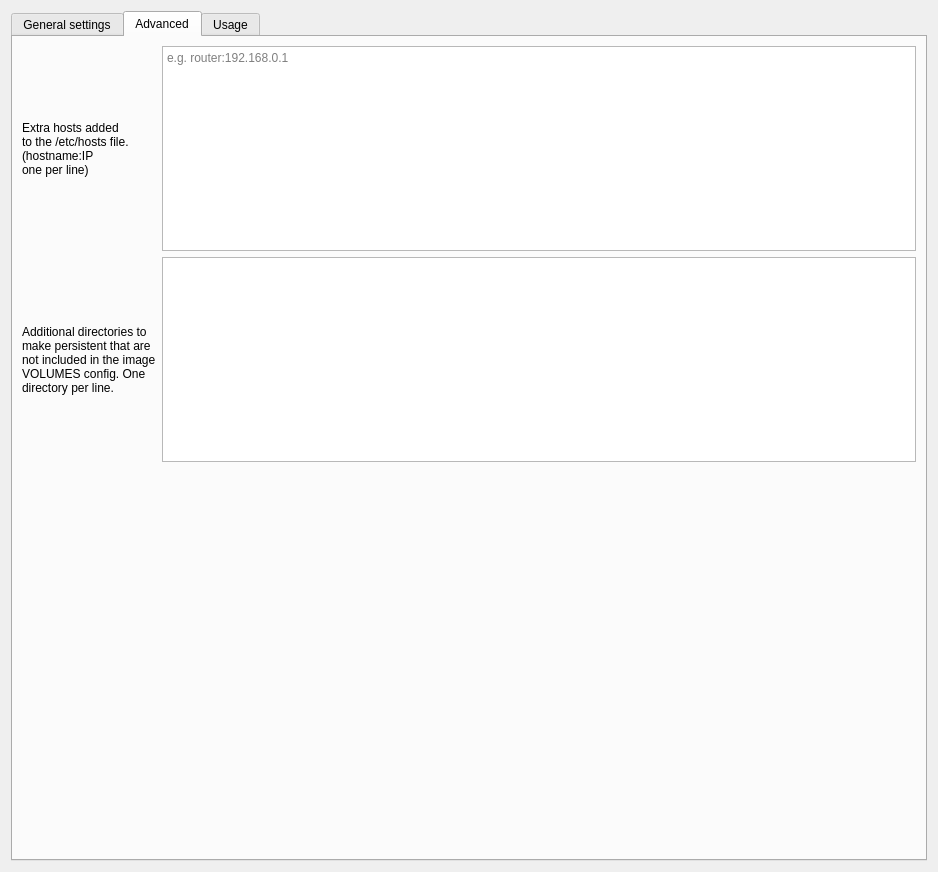
Qt form gns3/modules/docker/ui/docker_vm_configuration_page.ui (GNS3/gns3-gui) before a commit.
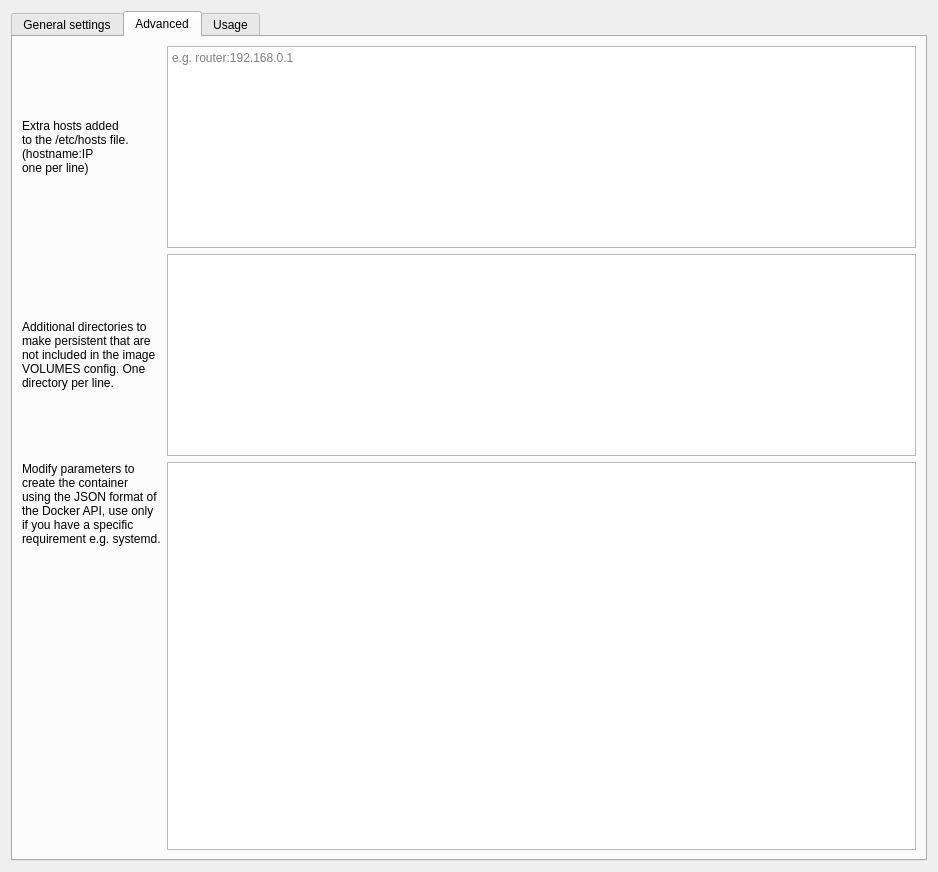
The same form after that commit. The open tabs and pages were chosen to show the change.

Commit message: Docker enhancement to grant the user the ability to modify the container create

```diff
--- a/gns3/modules/docker/ui/docker_vm_configuration_page.ui
+++ b/gns3/modules/docker/ui/docker_vm_configuration_page.ui
@@ -324,18 +324,53 @@
          </property>
         </widget>
        </item>
-       <item row="2" column="1">
-        <spacer name="verticalSpacer">
-         <property name="orientation">
-          <enum>Qt::Vertical</enum>
-         </property>
-         <property name="sizeHint" stdset="0">
+       <item row="2" column="0">
+        <widget class="QLabel" name="uiExtraParametersLabel">
+         <property name="minimumSize">
           <size>
-           <width>20</width>
+           <width>10</width>
            <height>388</height>
           </size>
          </property>
-        </spacer>
+         <property name="text">
+          <string>Modify parameters to
+create the container
+using the JSON format of
+the Docker API, use only
+if you have a specific
+requirement e.g. systemd.</string>
+         </property>
+         <property name="alignment">
+          <set>Qt::AlignLeading|Qt::AlignLeft|Qt::AlignTop</set>
+         </property>
+        </widget>
+       </item>
+       <item row="2" column="1">
+        <widget class="QPlainTextEdit" name="uiExtraParametersTextEdit">
+         <property name="plainText">
+          <string/>
+         </property>
+         <property name="placeholderText">
+          <string>e.g. systemd
+{
+    &quot;StopSignal&quot;: &quot;SIGRTMIN+3&quot;,
+    &quot;HostConfig&quot;: {
+        &quot;CapAdd&quot;: [&quot;ALL&quot;],
+        &quot;Runtime&quot;: &quot;runc&quot;,
+        &quot;Privileged&quot;: true,
+        &quot;Binds&quot;: [
+            &quot;/sys/fs/cgroup:/sys/fs/cgroup:ro&quot;,
+            &quot;/sys/fs/fuse:/sys/fs/fuse&quot;
+        ],
+        &quot;Tmpfs&quot;: {
+            &quot;/tmp&quot;: &quot;&quot;,
+            &quot;/run&quot;: &quot;&quot;,
+            &quot;/run/lock&quot;: &quot;&quot;
+        }
+    }
+}</string>
+         </property>
+        </widget>
        </item>
       </layout>
      </widget>
```
Left out of the diff: 2 changed lines with no effect on the pictures. The commit also changes 5 other files.
